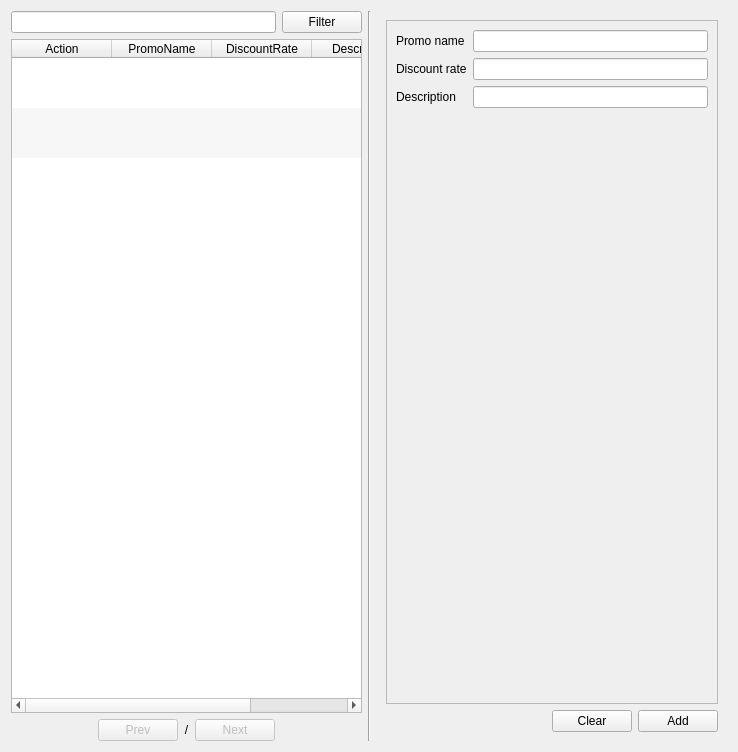
The window that app/views/templates/generated/ManagePromo.ui (rondalefloyd/mts-pos) describes before a commit, drawn with Qt 5.
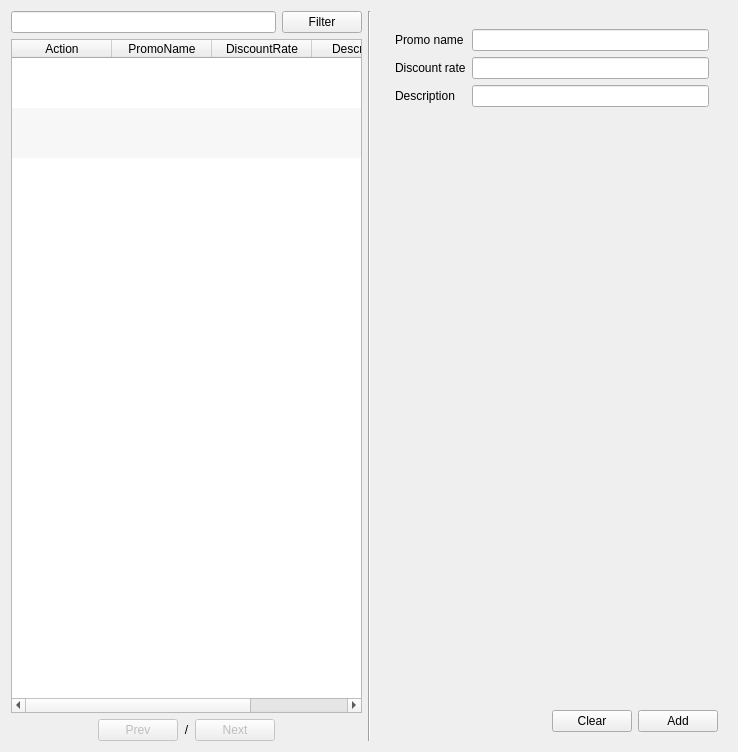
The same window after the commit.

Diff of the .ui file:
```diff
--- a/app/views/templates/generated/ManagePromo.ui
+++ b/app/views/templates/generated/ManagePromo.ui
@@ -191,8 +191,23 @@
       </size>
      </property>
      <layout class="QVBoxLayout" name="verticalLayout_2">
+      <property name="leftMargin">
+       <number>9</number>
+      </property>
+      <property name="topMargin">
+       <number>9</number>
+      </property>
+      <property name="rightMargin">
+       <number>9</number>
+      </property>
+      <property name="bottomMargin">
+       <number>9</number>
+      </property>
       <item>
        <widget class="QScrollArea" name="scrollArea">
+        <property name="frameShape">
+         <enum>QFrame::NoFrame</enum>
+        </property>
         <property name="widgetResizable">
          <bool>true</bool>
         </property>
@@ -201,8 +216,8 @@
           <rect>
            <x>0</x>
            <y>0</y>
-           <width>282</width>
-           <height>683</height>
+           <width>284</width>
+           <height>685</height>
           </rect>
          </property>
          <layout class="QFormLayout" name="formLayout">
```
